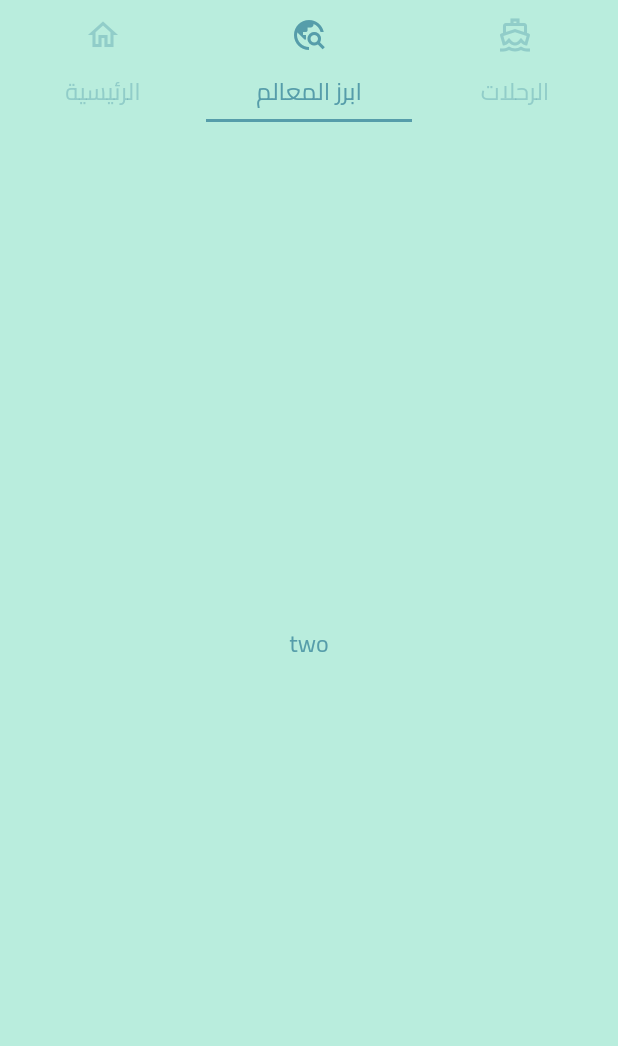
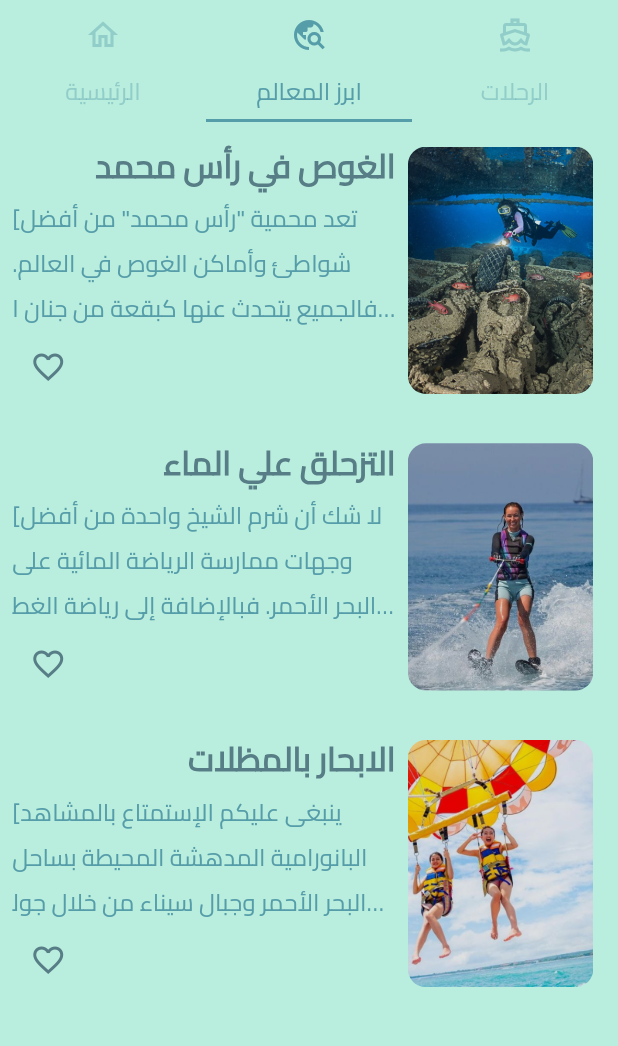
Before and after one commit to Wegdan9/e_city, a Flutter app: the screen it shows after launch, tab 2 chosen, on a phone screen of 412 x 824 dp, the part 73-1119 px from its top. Run offline on Flutter 3.47's test engine with Material 2 defaults, Android fonts, the phone set to English and light mode, and no system bars; our stand-ins replace carousel_slider.

Commit message:
Wegdan_Repo2
1- Adding Landmarks
2- Adding Landmarks Details

```diff
--- /dev/null
+++ b/lib/controller/landmark_controller.dart
@@ -0,0 +1,68 @@
+
+
+import 'package:flutter/material.dart';
+
+import '../model/landmark.dart';
+
+class LandmarkController with ChangeNotifier{
+
+  final List<Landmark> _landmark =  [
+    Landmark(
+        landmarkId: 'landmark1',
+        landmarkName: 'الغوص في رأس محمد',
+        landmarkDescription:[
+          'تعد محمية "رأس محمد" من أفضل شواطئ وأماكن الغوص في العالم. فالجميع يتحدث عنها كبقعة من جنان الأرض، فوق الأرض وتحت المياه. إنه مكان نادر حيث أصبحت زيارة "رأس محمد" محطة إلزامية لدى كل سائح يصل منطقة شرم الشيخ في سيناء. ويتميز موقع "رأس محمد" عن غيره من مواقع الغوص والغطس بأنّ عناصر الجذب فيه تتوزع بين مناطقه التي فوق الماء وتلك التي تحته. فحتى أولئك الذين لا يتقنون الغوص والغطس أو لا يفضلانهما، يأتون إلى المكان بالآلاف من أجل التمتع بشواطئه النادرة الجميلة.',
+          'ما يميز "رأس محمد" أيضًأ وقوعه عند مفترق طرق مائيّ هام، حيث أنّ التيارات المائية القادمة من خليج العقبة وخليج السويس والبحر الأحمر توفر كميات كبيرة من الغذاء للحياة البحرية في "رأس محمد"، ممّا يجعل الحياة السمكية والمرجانية فيه مكانًا لا ثاني له. فجرى حتى الآن توثيق أكثر من ٢٠٠ نوع من الشعب المرجانية و١,٠٠٠ نوع من الأسماك.',
+          'يتراوح عمق منطقة الغطس في "رأس محمد" بين بضعة أمتار وحتى ٨٠٠ متر، تتخللها هضاب ومنزلقات والكثير من المناظر الساحرة تحت الماء. وقد طرأت تغيرات على مبنى الشاطئ والطبقات في المنطقة على مرّ آلاف السنين، فنشأت قبل ٧٠,٠٠٠ مناطق شاسعة من الشعب المرجانية النادرة، تتدلى إلى عمق قرابة ١٠٠ متر تحت سطح البحر. كما أنّ وقوع المنطقة بين التقاء مياه خليج العقبة بخليج السويس، أدى إلى اختلاط مياه من المنطقتين بدرجات ملوحة مختلفة، وبالتالي إلى نشوء أشكال خلابة ومختلفة من الشعب والسلاسل الصخورية إلى جانب وجود أسماك محيطية مختلفة ونادرة وجدران مرجانية ووافرة.',
+          'من أجل الحفاظ على المحمية ونظافتها، يعكف حراس جوالون على تمشيط المحمية الطبيعية في رأس محمد بشكل دائم، بشطآنها ومياهها البحرية، من أجل الحفاظ على نظافتها البدئية. وإلى جانب كل ذلك، يزيد تميّز محمية رأس محمد عن المناطق السياحية الشعبية النادرة في العالم، بأنه لا توجد فيها مصبات أنهار أو وديان في شواطئها، وبالتالي تحافظ هذه الشطآن على ثباتها وخصوصيتها المحلية.',
+          'في رحلة غوص واحدة تحت الماء يمكن الانتقال من سلسلة يولندا والقرش إلى مدينة شقائق النعمان، حيث تجد آلاف الأسماك وشقائق النعمان على عمق ١٠-٢٠ مترًا. في هذه الغطسة الطويلة يمكنك المرور بهذه الأمكنة والتمتع بغطس نادر جدًا في منطقة شرم الشيخ كلها.',
+          '١) سلسلة صخور القرش وسلسلة صخور يولندا (Shark Reef & Yolanda Reef): لؤلؤة التاج في رأس محمد. تجدون فيها كل أنواع الأسماك المتوفرة في البحر الأحمر، خصوصًا في أشهر الصيف. فيها عقرب البحر (scorpionfish) التي نادرًا ما تُشاهد في أماكن غوص أخرى، إلى جانب حطام سفينة يولندا. فيهما وفرة من الشعب المرجانية وأسماك تونا وباركودا والقرش',
+          '٢) منطقة شقائق النعمان (Anemone City): صخب وضجيج مدينة الأعماق، التي تحوي الممرات والمسارات المتفرعة من الشعب الصلبة والناعمة. وتخفي منطقة شقائق النعمان الخصيبة "جمهورًا" دائمًا من سمك شقائق النعمان (anemonefish) مع أنواع أخرى كثيرة من الأسماك، بحيث تُعتبر هذه المنطقة "مدينة أسماك كوزموبوليتية" بحق.',
+          '٣) حديقة الأنقليس (Eel Garden) : قاعها رمليّ وكبير وفيها العديد من حدائق الأنقليس (ثعابين البحر) وحديقة مرجانية رائعة للتصوير.',
+          '٤) رأس زعتر (Ras Za’atar): جدار جميل مغطى بالمرجان الناعم والكثير من الشقوق.',
+          '٥) رأس غزلاني (Ras Ghozlany): سلسلة صخرية مائلة قليلا فيها شعب مرجانية كبيرة ومحاطة ببعض الشواطئ الرملية. تصلها عبر الشاطئ، وفيها ٣ مواقع للغوص، والكثير من الشعب المرجانية والحياة البحرية السمكية.',
+          '٦) مرصد القرش(Sharks Observatory): يمكن الدخول إلى المرصد والخروج منه عبر كهف ضيق يتسع لغواص واحد، ومن ثم الوصول إلى حائط صخري رائع مليء بشعاب مراوح البحر (Gorgonian Fans) والكثير من أسماك الأنتياس    (AnthiaS)  وأسماك الديك (Lion Fish) وعقرب البحر (Scorpion Fish) وأحياناً سلحفاة المياه (Turtle).',
+          '٧) البحيرة المسحورة (Hidden Bay): بعد المغامرة تحت سطح الماء قم بزيارة البحيرة المسحورة، أو بحيرة التّمنّي كما يُسمّيها البدو؛ فقد اعتاد البدو على السّباحة فيها منذ زمنٍ قديم، ورمي الحجارة فيها متمنّين بعض الأمنيات إيمانًا منهم بتحقيقها، فلا تنسَ أن تتمنّى أمنية هناك. اسبح واستمتع بمياهها، والرّمال الملونّة الّتي تسرّ النّاظرين وتُدهشهم لتنوّعها.',
+
+        ],
+        landmarkImagePath: [
+          'assets/images/dive1.webp',
+          'assets/images/dive2.webp',
+          'assets/images/dive3.webp',
+          'assets/images/dive4.webp'
+        ]),
+    Landmark(
+        landmarkId: 'landmark2',
+        landmarkName: 'التزحلق علي الماء',
+        landmarkDescription: [
+          'لا شك أن شرم الشيخ واحدة من أفضل وجهات ممارسة الرياضة المائية على البحر الأحمر. فبالإضافة إلى رياضة الغطس المدهشة، يمكنك خلال وجودك في شرم الشيخ تجربة أي رياضة مائية تقريبًا قد تخطر ببالك: الإبحار في الهواء، الإبحار بالمظلات، والانطلاق على متن المركب في الصباح الباكر.',
+          'وتقدم معظم الفنادق والمنتجعات الكبرى في شرم مجموعة كبيرة من الأنشطة المائية، تشمل التزحلق على الماء في المنطقة المواجهة لها أو بالاتفاق مع منتجع آخر.',
+          'وتعتبر شرم الواحة المفضلة عند المتزحلقين على الماء، فالخليج محمي بالكامل تقريبًا من الرياح لأنه يقع في مكان مثالي تحيط به الجبال. وبعد نزولك على أي من شواطئ شرم ستجد نواد رياضية مائية متخصصة ستوفر لك المعدات والمدربين الذين سيساعدونك في تعلم التزحلق على الماء أو تحسين مهاراتك في هذا المجال.',
+          'لا جدال في أن خليج القروش يعتبر أفضل موقع للسباحة بقصبة التنفس على ساحل شرم الشيخ. وحيث إنه يقع على بُعد 20 كم من خليج نعمة الصاخب، يعتبر خليج القروش شاطئًا هادئًا يقود إلى جنة تحت الماء من الشعاب المرجانية وعالم الأسماك الملونة، تشمل سمك الراي اللسّاع المرقط ببقع زرقاء، ولكن لا توجد قروش.',
+          'يُطلب منك دفع رسم دخول في خليج القروش، ولن تجد مشكلة في العثور على معدات السباحة بقصبة التنفس لاستئجارها و إستخدامها.',
+          'ضع في حسبانك أن خليج القروش يمثل أيضًا نقطة انطلاق للسباحة بقصبة التنفس ورحلات مركب الغطس إلى المواقع المثيرة الموجودة في مضيق تيران. ويرحب بالمبحرين بالمظلات إذا ارادوا الانضمام، بحيث ان الكثير من الوجهات ممتازة و مناسبة للإبحار بالمظلات كما هو الحال بالنسبة للغطس.',
+        ],
+        landmarkImagePath: [
+          'assets/images/skiing1.png',
+          'assets/images/skiing2.png',
+          'assets/images/skiing3.png'
+        ]),
+    Landmark(
+        landmarkId: 'landmark2',
+        landmarkName: 'الابحار بالمظلات',
+        landmarkDescription: [
+          'ينبغى عليكم الإستمتاع بالمشاهد البانورامية المدهشة المحيطة بساحل البحر الأحمر وجبال سيناء من خلال جولة في الهواء فوق البحر الأحمر عبر مظلة يجرها زورق يبحر في عرض البحر في شرم الشيخ ، وتحديداً في خليج نعمة. رغم أن الأمر يبدو صعبا ، إلا أن الإبحار بالمظلة سهل ولن تحتاجون إلا الى جهد بسيط للإنطلاق الى أعلى ثم الإسترخاء و الإستمتاع بالطيران في الهواء النقى.',
+          'توجد منصة في مؤخرة المراكب السريعة التي تستخدم لهذه الرياضة و هى مصممة خصيصًا لتسهيل عملية الانطلاق ، و بعد مرور ما يقرب من خمسة عشرة دقيقة تتم عملية الهبوط عليها. تنتشر أندية الإبحار بالمظلات فى جميع أنحاء مدينة شرم الشيخ و يعد من السهل للغاية تنظيم رحلة كهذه من خلال الفندق الخاص بكم أو حتى مباشرة من شواطئ خليج نعمة الرائعة.',
+        ],
+        landmarkImagePath: [
+          'assets/images/parasailing1.jpg',
+          'assets/images/parasailing2.jpg'
+        ]),
+  ];
+
+  List<Landmark> get getLandmark => _landmark;
+
+  Landmark findLandmarkById(int index ){
+    return _landmark.elementAt(index);
+  }
+}
--- a/lib/main.dart
+++ b/lib/main.dart
@@ -1,8 +1,11 @@
 
-import 'package:e_city/view/home_screen.dart';
+import 'package:e_city/controller/landmark_controller.dart';
+import 'package:e_city/view/landmarks/landmark_details_screen.dart';
 import 'package:flutter/material.dart';
+import 'package:provider/provider.dart';
 
 import 'constants/colors.dart';
+import 'view/home_screen/home_screen.dart';
 
 void main() => (runApp(MyApp()));
 
@@ -10,7 +13,11 @@ void main() => (runApp(MyApp()));
 class MyApp extends StatelessWidget{
 
   Widget build(BuildContext context){
-    return MaterialApp(
+    return MultiProvider(
+      providers: [
+        ChangeNotifierProvider(create: (context) => LandmarkController(),),
+      ],
+      child: MaterialApp(
         debugShowCheckedModeBanner: false,
         theme: ThemeData(
           appBarTheme: AppBarTheme.of(context).copyWith(
@@ -23,7 +30,7 @@ class MyApp extends StatelessWidget{
                 color: color1,
                 fontSize: 22,
                 fontWeight: FontWeight.w900,
-              fontFamily: 'Cairo-Regular'
+                fontFamily: 'Cairo-Regular',
             ),
             bodyMedium: const TextStyle(
                 color: color2,
@@ -33,7 +40,12 @@ class MyApp extends StatelessWidget{
           )
         ),
         home: HomeScreen(),
+        routes: {
+          LandmarkDetailsScreen.LANDMARK_DETAILS_SCREEN_ROUTE:(context) => LandmarkDetailsScreen(),
 
+        },
+
+      ),
     );
   }
 }
--- /dev/null
+++ b/lib/model/landmark.dart
@@ -0,0 +1,10 @@
+
+class Landmark{
+  String landmarkId;
+  String landmarkName;
+  List<String> landmarkDescription;
+  List<String> landmarkImagePath;
+
+  Landmark({required this.landmarkId, required this.landmarkName, required this.landmarkDescription,
+      required this.landmarkImagePath});
+}
--- /dev/null
+++ b/lib/view/home_screen/widgets/landmark_widget.dart
@@ -0,0 +1,71 @@
+import 'package:e_city/view/landmarks/landmark_details_screen.dart';
+import 'package:flutter/material.dart';
+
+import '../../../constants/colors.dart';
+import '../../../constants/size.dart';
+import '../../../model/landmark.dart';
+
+
+class LandmarkWidget extends StatelessWidget {
+  int index;
+  List<Landmark> landmark;
+   LandmarkWidget({Key? key, required this.index, required this.landmark}) : super(key: key);
+
+  @override
+  Widget build(BuildContext context) {
+    SizeConfiguration().init(context);
+    double width = SizeConfiguration.screenWidth!;
+    double height = SizeConfiguration.screenHeight!;
+
+    return InkWell(
+      onTap: (){
+        Navigator.of(context).pushNamed(LandmarkDetailsScreen.LANDMARK_DETAILS_SCREEN_ROUTE, arguments: {
+        'landmarkId': index
+        });
+      },
+      child: Container(
+        padding: EdgeInsets.all(width * 0.01),
+        margin: EdgeInsets.all(width * 0.01),
+        child: Row(
+          mainAxisAlignment: MainAxisAlignment.start,
+          crossAxisAlignment: CrossAxisAlignment.start,
+          children: [
+        Expanded(
+        child: Column(
+        mainAxisAlignment: MainAxisAlignment.end,
+          crossAxisAlignment: CrossAxisAlignment.end,
+          children: [
+            Text(landmark[index].landmarkName!, style: Theme.of(context).textTheme.bodyLarge,),
+            Text(landmark[index].landmarkDescription.toString(), maxLines: 3, overflow: TextOverflow.ellipsis,style: Theme.of(context).textTheme.bodyMedium,),
+            Align(
+                alignment: Alignment.bottomLeft,
+                child: IconButton(
+                  icon: Icon(Icons.favorite_border, color: color1),
+                  onPressed: (){
+
+                  },
+                )
+            ),
+          ],
+        ),
+      ),
+            Container(
+              width: width * 0.3,
+              height: height *0.2,
+              padding: EdgeInsets.all(width * 0.02),
+              margin: EdgeInsets.all(width * 0.02),
+              decoration: BoxDecoration(
+                  borderRadius: BorderRadius.circular(12),
+                  image: DecorationImage(
+                      image: AssetImage(landmark[index].landmarkImagePath[0]),
+                      fit: BoxFit.cover,
+                      colorFilter: ColorFilter.mode(Colors.black.withOpacity(0.1), BlendMode.multiply)
+                  )
+              ),
+            ),
+          ],
+        ),
+      ),
+    );
+  }
+}
--- /dev/null
+++ b/lib/view/home_screen/widgets/landmarks_widget.dart
@@ -0,0 +1,20 @@
+import 'package:e_city/controller/landmark_controller.dart';
+import 'package:flutter/material.dart';
+import 'package:provider/provider.dart';
+
+import 'landmark_widget.dart';
+
+class LandmarksWidget extends StatelessWidget {
+  ///PAGE NUMBER 2 IN TAB BAR
+  const LandmarksWidget({Key? key}) : super(key: key);
+
+  Widget build(BuildContext context) {
+    final landmarks = Provider.of<LandmarkController>(context, listen: false);
+
+    return  ListView.builder(
+          physics: BouncingScrollPhysics(),
+          itemCount: landmarks.getLandmark.length,
+          itemBuilder: (context, index) => LandmarkWidget(index: index,landmark: landmarks.getLandmark,));
+
+  }
+}
--- a/lib/view/widgets/landmarks_widget.dart
+++ /dev/null
@@ -1,10 +0,0 @@
-import 'package:flutter/material.dart';
-
-class LandmarksWidget extends StatelessWidget {
-  const LandmarksWidget({Key? key}) : super(key: key);
-
-  @override
-  Widget build(BuildContext context) {
-    return Center(child: Container(child: Text('two'),));
-  }
-}
--- a/pubspec.yaml
+++ b/pubspec.yaml
@@ -44,6 +44,7 @@ dependencies:
   animated_splash_screen: ^1.3.0
   flutter_animate: ^4.2.0
   water_drop_nav_bar: ^2.2.0+5
+  carousel_slider: ^4.2.1
 
 dev_dependencies:
   flutter_test:
```
Also changed, not shown: lib/view/home_screen/home_screen.dart (renamed from lib/view/home_screen.dart, +5 -4 lines), lib/view/landmarks/landmark_details_screen.dart (added, +92 -0 lines), assets/images/dive1.webp (added), assets/images/dive2.webp (added), assets/images/dive3.webp (added), assets/images/dive4.webp (added), assets/images/parasailing1.jpg (added), assets/images/parasailing2.jpg (added), assets/images/skiing1.png (added), assets/images/skiing2.png (added), assets/images/skiing3.jpg (added), lib/view/home_screen/widgets/home_widget.dart (renamed from lib/view/widgets/home_widget.dart), lib/view/home_screen/widgets/trips_widget.dart (renamed from lib/view/widgets/trips_widget.dart), pubspec.lock. Lines whose indentation alone changed are shown as unchanged.
